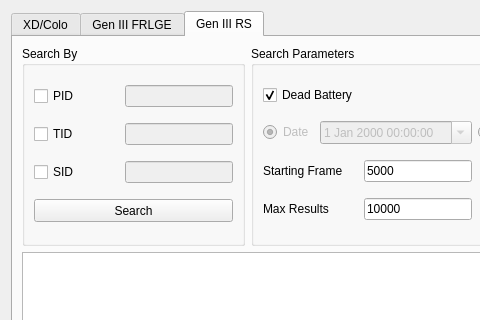
Old version of the form Forms/Gen3/IDs3.ui in the repository Admiral-Fish/PokeFinder; both pictures show x 0 to 480 and y 0 to 320 of the 711 by 570 pixel window.
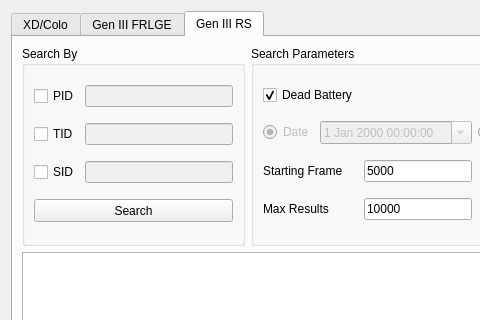
New version of the form. The open tabs and pages were chosen to show the change. Custom widgets are drawn as their Qt base class.

What changed in the file:
```diff
--- a/Forms/Gen3/IDs3.ui
+++ b/Forms/Gen3/IDs3.ui
@@ -10,12 +10,6 @@
     <height>570</height>
    </rect>
   </property>
-  <property name="sizePolicy">
-   <sizepolicy hsizetype="Preferred" vsizetype="Preferred">
-    <horstretch>0</horstretch>
-    <verstretch>0</verstretch>
-   </sizepolicy>
-  </property>
   <property name="minimumSize">
    <size>
     <width>710</width>
@@ -450,12 +444,6 @@
       <layout class="QGridLayout" name="gridLayout_10">
        <item row="0" column="0">
         <widget class="QGroupBox" name="groupBoxRSSearchBy">
-         <property name="sizePolicy">
-          <sizepolicy hsizetype="Preferred" vsizetype="Preferred">
-           <horstretch>0</horstretch>
-           <verstretch>1</verstretch>
-          </sizepolicy>
-         </property>
          <property name="minimumSize">
           <size>
            <width>200</width>
@@ -468,12 +456,6 @@
          <layout class="QGridLayout" name="gridLayout_8">
           <item row="0" column="0">
            <widget class="QCheckBox" name="checkBoxRSPID">
-            <property name="sizePolicy">
-             <sizepolicy hsizetype="Preferred" vsizetype="Fixed">
-              <horstretch>0</horstretch>
-              <verstretch>0</verstretch>
-             </sizepolicy>
-            </property>
             <property name="text">
              <string>PID</string>
             </property>
@@ -484,12 +466,6 @@
             <property name="enabled">
              <bool>false</bool>
             </property>
-            <property name="sizePolicy">
-             <sizepolicy hsizetype="Preferred" vsizetype="Fixed">
-              <horstretch>0</horstretch>
-              <verstretch>0</verstretch>
-             </sizepolicy>
-            </property>
             <property name="maxLength">
              <number>8</number>
             </property>
@@ -497,12 +473,6 @@
           </item>
           <item row="1" column="0">
            <widget class="QCheckBox" name="checkBoxRSTID">
-            <property name="sizePolicy">
-             <sizepolicy hsizetype="Preferred" vsizetype="Fixed">
-              <horstretch>0</horstretch>
-              <verstretch>0</verstretch>
-             </sizepolicy>
-            </property>
             <property name="text">
              <string>TID</string>
             </property>
@@ -513,12 +483,6 @@
             <property name="enabled">
              <bool>false</bool>
             </property>
-            <property name="sizePolicy">
-             <sizepolicy hsizetype="Preferred" vsizetype="Fixed">
-              <horstretch>0</horstretch>
-              <verstretch>0</verstretch>
-             </sizepolicy>
-            </property>
             <property name="maxLength">
              <number>5</number>
             </property>
@@ -526,12 +490,6 @@
           </item>
           <item row="2" column="0">
            <widget class="QCheckBox" name="checkBoxRSSID">
-            <property name="sizePolicy">
-             <sizepolicy hsizetype="Preferred" vsizetype="Fixed">
-              <horstretch>0</horstretch>
-              <verstretch>0</verstretch>
-             </sizepolicy>
-            </property>
             <property name="text">
              <string>SID</string>
             </property>
@@ -542,12 +500,6 @@
             <property name="enabled">
              <bool>false</bool>
             </property>
-            <property name="sizePolicy">
-             <sizepolicy hsizetype="Preferred" vsizetype="Fixed">
-              <horstretch>0</horstretch>
-              <verstretch>0</verstretch>
-             </sizepolicy>
-            </property>
             <property name="maxLength">
              <number>5</number>
             </property>
```
Left out of the diff: 198 changed lines with no effect on the pictures.
